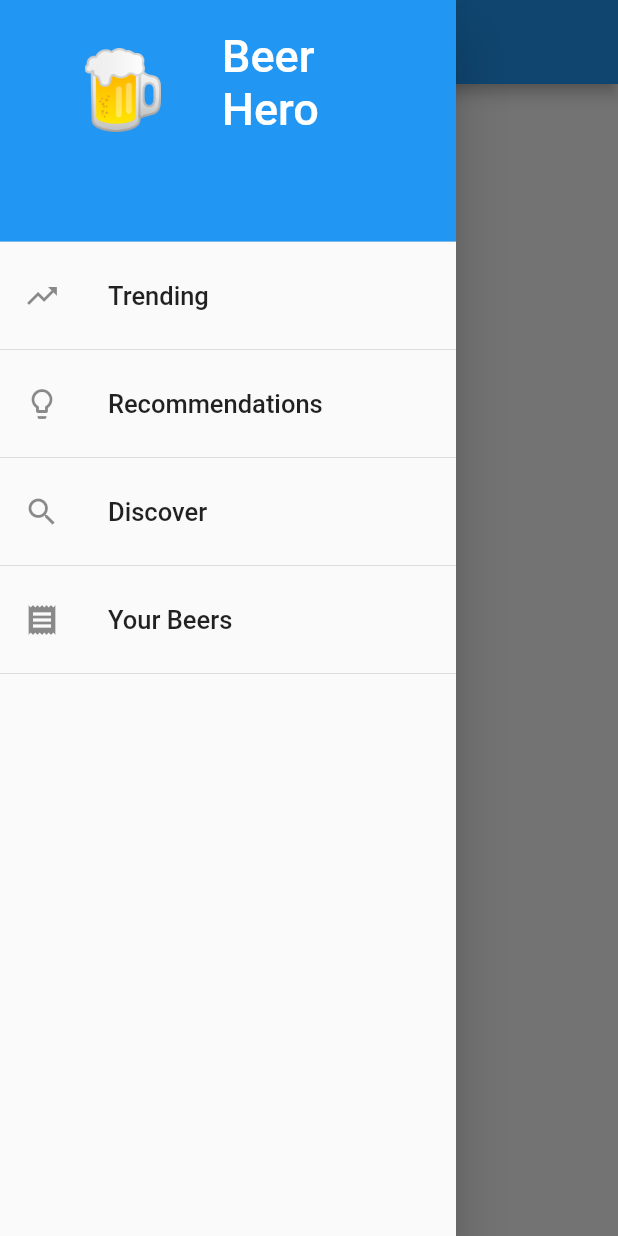
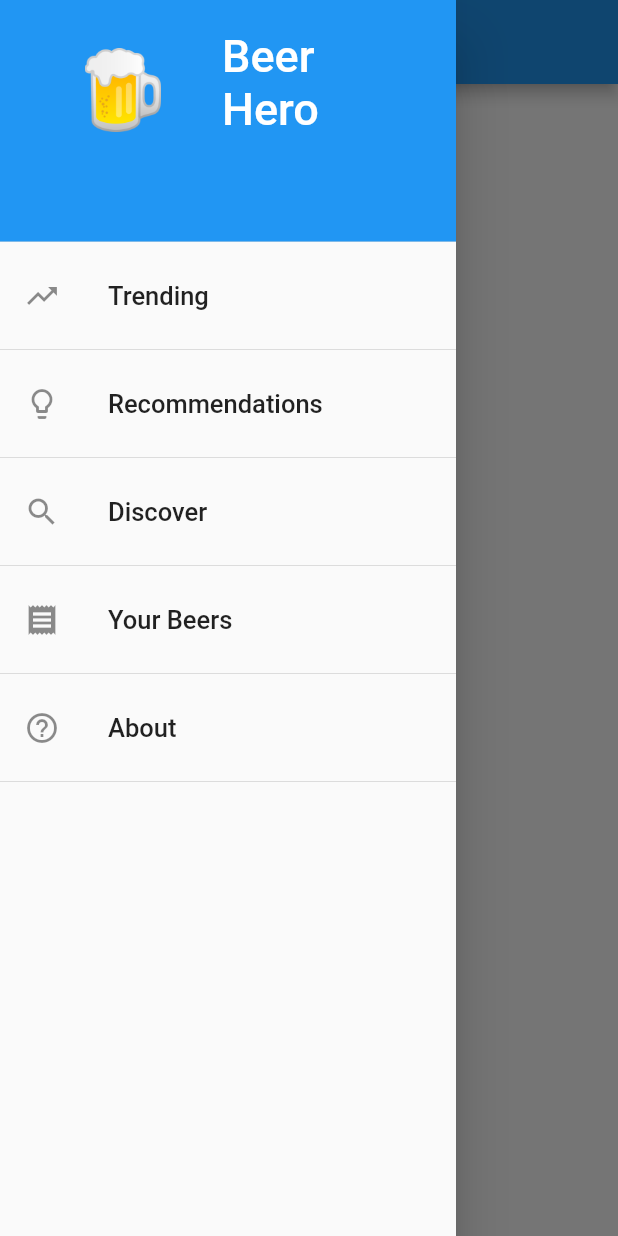
Before and after one commit to Beer-Hero/beer-hero, a Flutter app: the screen it shows after launch, with the side drawer open, on a phone screen of 412 x 824 dp. Run offline on Flutter 3.47's test engine with Material 2 defaults, Android fonts, the phone set to English and light mode, and no system bars.

Commit message:
Create blank pages and routes

```diff
--- a/lib/main.dart
+++ b/lib/main.dart
@@ -1,5 +1,10 @@
-import 'package:beer_hero/pages/home_page.dart';
+import 'package:beer_hero/pages/about_page.dart';
+import 'package:beer_hero/pages/discover_page.dart';
+import 'package:beer_hero/pages/recommendations_page.dart';
 import 'package:beer_hero/pages/splash_page.dart';
+import 'package:beer_hero/pages/trending_page.dart';
+import 'package:beer_hero/pages/your_beers_page.dart';
+import 'package:beer_hero/routes.dart';
 import 'package:flutter/material.dart';
 
 void main() => runApp(new MyApp());
@@ -12,10 +17,15 @@ class MyApp extends StatelessWidget {
       title: 'Beer Hero',
       theme: new ThemeData(
         primarySwatch: Colors.blue,
+        backgroundColor: Colors.white,
       ),
       home: new SplashPage(),
       routes: <String, WidgetBuilder>{
-        '/HomeScreen': (BuildContext context) => new HomePage(),
+        TRENDING: (BuildContext context) => new TrendingPage(),
+        RECOMMENDATIONS: (BuildContext context) => new RecommendationsPage(),
+        DISCOVER: (BuildContext context) => new DiscoverPage(),
+        YOUR_BEERS: (BuildContext context) => new YourBeersPage(),
+        ABOUT: (BuildContext context) => new AboutPage(),
       },
     );
   }
--- a/lib/pages/home_page.dart
+++ b/lib/pages/discover_page.dart
@@ -1,11 +1,11 @@
 import 'package:beer_hero/widgets/global_scaffold.dart';
 import 'package:flutter/material.dart';
 
-class HomePage extends StatelessWidget {
+class DiscoverPage extends StatelessWidget {
   @override
   Widget build(BuildContext context) {
     return new GlobalScaffold(
-      body: new Text('home'),
+      body: new Text('Discover'),
     );
   }
 }
--- a/lib/pages/splash_page.dart
+++ b/lib/pages/splash_page.dart
@@ -1,5 +1,6 @@
 import 'dart:async';
 
+import 'package:beer_hero/routes.dart';
 import 'package:flutter/material.dart';
 
 class SplashPage extends StatefulWidget {
@@ -22,7 +23,7 @@ class SplashPageState extends State<SplashPage> {
   }
 
   void navigationPage() {
-    Navigator.of(context).pushReplacementNamed('/HomeScreen');
+    Navigator.of(context).pushReplacementNamed(TRENDING);
   }
 
   @override
--- /dev/null
+++ b/lib/pages/trending_page.dart
@@ -0,0 +1,11 @@
+import 'package:beer_hero/widgets/global_scaffold.dart';
+import 'package:flutter/material.dart';
+
+class TrendingPage extends StatelessWidget {
+  @override
+  Widget build(BuildContext context) {
+    return new GlobalScaffold(
+      body: new Text('Trending'),
+    );
+  }
+}
--- /dev/null
+++ b/lib/routes.dart
@@ -0,0 +1,5 @@
+const String TRENDING = '/Trending';
+const String ABOUT = '/About';
+const String RECOMMENDATIONS = '/Recommendations';
+const String YOUR_BEERS = '/YourBeers';
+const String DISCOVER = '/Discover';
--- a/lib/widgets/global_scaffold.dart
+++ b/lib/widgets/global_scaffold.dart
@@ -1,15 +1,17 @@
+import 'package:beer_hero/routes.dart';
 import 'package:flutter/material.dart';
 
 class GlobalScaffold extends StatelessWidget {
   final Widget body;
 
-  const GlobalScaffold({Key key, this.body}) : super(key: key);
+  final TextStyle tileStyle = new TextStyle(fontSize: 17.0);
+
+  GlobalScaffold({Key key, this.body}) : super(key: key);
 
   @override
   Widget build(BuildContext context) {
-    final TextStyle style = new TextStyle(fontSize: 17.0);
-
     return new Scaffold(
+      backgroundColor: Theme.of(context).backgroundColor,
       appBar: new AppBar(
         title: new Text('Beer Hero'),
       ),
@@ -23,7 +25,7 @@ class GlobalScaffold extends StatelessWidget {
               child: new ListTile(
                 title: new Text(
                   'Beer Hero',
-                  style: new TextStyle(color: Colors.white, fontSize: 30.0),
+                  style: new TextStyle(color: Theme.of(context).primaryTextTheme.title.color, fontSize: 30.0),
                 ),
                 leading: new Image(
                   width: 100.0,
@@ -34,42 +36,34 @@ class GlobalScaffold extends StatelessWidget {
                 color: Theme.of(context).primaryColor,
               ),
             ),
-            new ListTile(
-              leading: new Icon(Icons.trending_up),
-              title: Text(
-                'Trending',
-                style: style,
-              ),
-            ),
+            createTile(context: context, icon: Icons.trending_up, text: 'Trending', pageRoute: TRENDING),
             new Divider(),
-            new ListTile(
-              leading: new Icon(Icons.lightbulb_outline),
-              title: Text(
-                'Recommendations',
-                style: style,
-              ),
-            ),
+            createTile(
+                context: context, icon: Icons.lightbulb_outline, text: 'Recommendations', pageRoute: RECOMMENDATIONS),
             new Divider(),
-            new ListTile(
-              leading: new Icon(Icons.search),
-              title: Text(
-                'Discover',
-                style: style,
-              ),
-            ),
+            createTile(context: context, icon: Icons.search, text: 'Discover', pageRoute: DISCOVER),
             new Divider(),
-            new ListTile(
-              leading: new Icon(Icons.receipt),
-              title: Text(
-                'Your Beers',
-                style: style,
-              ),
-            ),
-            new Divider()
+            createTile(context: context, icon: Icons.receipt, text: 'Your Beers', pageRoute: YOUR_BEERS),
+            new Divider(),
+            createTile(context: context, icon: Icons.help_outline, text: 'About', pageRoute: ABOUT),
+            new Divider(),
           ],
         ),
       ),
       body: this.body,
     );
   }
+
+  ListTile createTile({final BuildContext context, final IconData icon, final String text, final String pageRoute}) {
+    return new ListTile(
+      leading: new Icon(icon),
+      title: Text(
+        text,
+        style: tileStyle,
+      ),
+      onTap: () {
+        Navigator.of(context).pushReplacementNamed(pageRoute);
+      },
+    );
+  }
 }
```
Also changed, not shown: lib/pages/about_page.dart (added, +11 -0 lines), lib/pages/recommendations_page.dart (added, +11 -0 lines), lib/pages/your_beers_page.dart (added, +11 -0 lines), lib/widgets/trending_feed.dart (+12 -0 lines).
